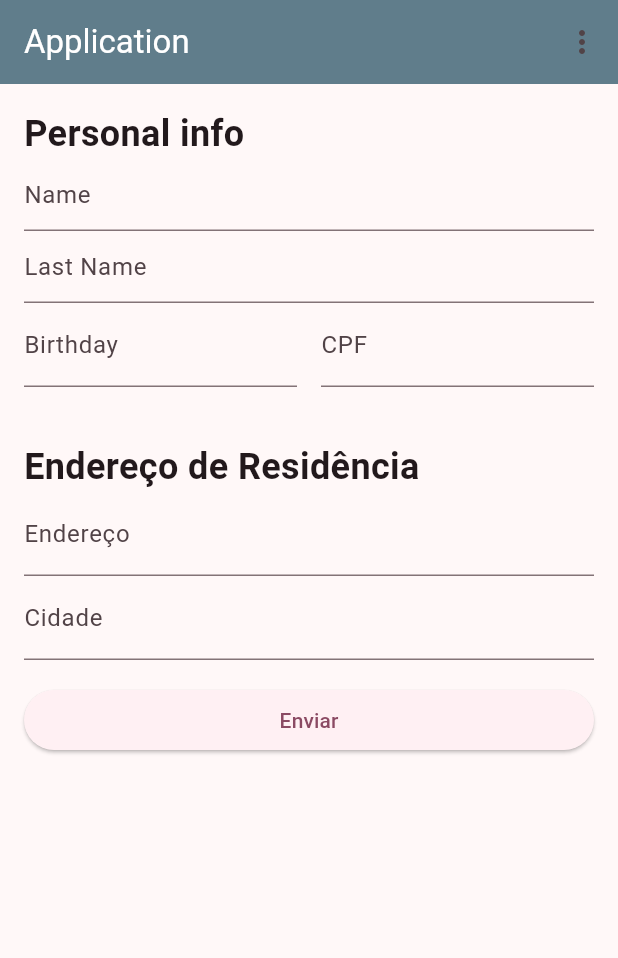
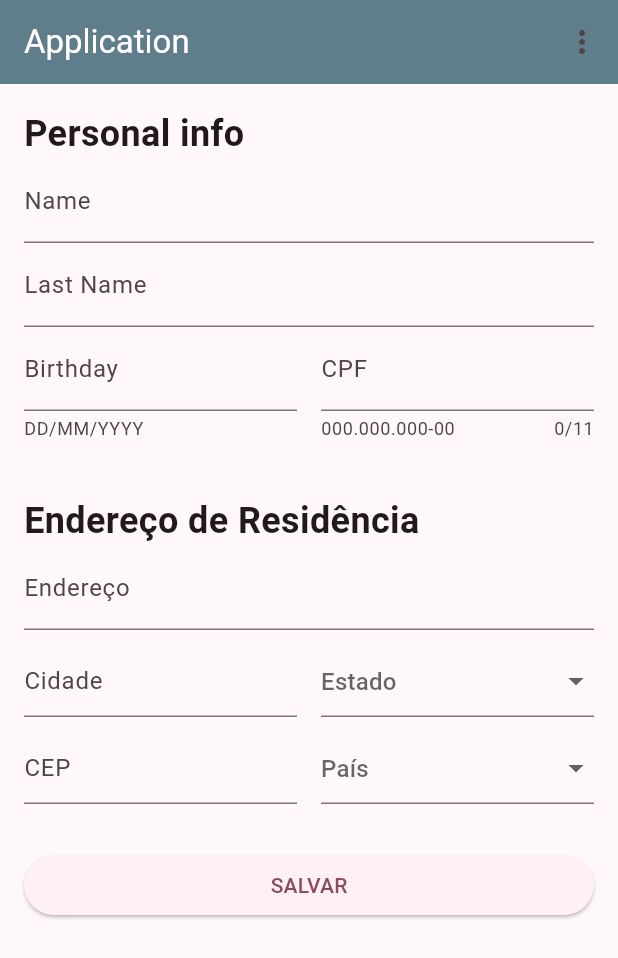
Before and after one commit to maycon-mdrs/desenvolvimento-mobile, a Flutter app: the screen it shows after launch, on a phone screen of 412 x 824 dp. Shown: the top 958 px of the screen. Run offline on Flutter 3.47's test engine with Material 2 defaults, Android fonts, the phone set to English and light mode, and no system bars.

Commit message:
feat: all project 01 - question 02

```diff
--- a/mini_projeto_1_02/lib/main.dart
+++ b/mini_projeto_1_02/lib/main.dart
@@ -1,6 +1,7 @@
 // ignore_for_file: prefer_const_constructors, prefer_const_literals_to_create_immutables
 
 import 'package:flutter/material.dart';
+import 'package:intl/intl.dart';
 
 void main() {
   runApp(const MyApp());
@@ -38,15 +39,36 @@ class _MyHomePageState extends State<MyHomePage> {
   String _cpf = '';
   String _address = '';
   String _city = '';
-  late DateTime _birthday;
+  DateTime _dataSelecionada = DateTime.now();
 
-  final List<String> states = [
-    'RN',
-    'RJ',
-    'RS'
-  ]; // Adicione os estados desejados
-  final List<String> countries = ['BRASIL']; // Adicione os países desejados
+  final _dataSelcionadaController = TextEditingController();
 
+  List<DropdownMenuItem> states = [
+    DropdownMenuItem(value: 'RN', child: Text('RN')),
+    DropdownMenuItem(value: 'RJ', child: Text('RJ')),
+    DropdownMenuItem(value: 'RS', child: Text('RS')),
+  ];
+
+  List<DropdownMenuItem> countries = [
+    DropdownMenuItem(value: 'BRASIL', child: Text('BRASIL')),
+    DropdownMenuItem(value: 'USA', child: Text('USA')),
+  ];
+
+  _showDatePicker() {
+      showDatePicker(
+              context: context,
+              initialDate: DateTime.now(),
+              firstDate: DateTime.now(),
+              lastDate: DateTime(2024))
+          .then((pickedDate) {
+        if (pickedDate == null) {
+          return;
+        }
+        setState(() {
+          _dataSelcionadaController.text = DateFormat('dd/MM/y').format(pickedDate);
+        });
+      });
+    }
   @override
   Widget build(BuildContext context) {
     return Scaffold(
@@ -81,13 +103,13 @@ class _MyHomePageState extends State<MyHomePage> {
               style: TextStyle(fontSize: 24.0, fontWeight: FontWeight.bold),
             ),
             TextFormField(
-              decoration: InputDecoration(hintText: 'Name'),
+              decoration: InputDecoration(labelText: 'Name'),
               onSaved: (value) {
                 _firstName = value!;
               },
             ),
             TextFormField(
-              decoration: InputDecoration(hintText: 'Last Name'),
+              decoration: InputDecoration(labelText: 'Last Name'),
               onSaved: (value) {
                 _lastName = value!;
               },
@@ -96,25 +118,23 @@ class _MyHomePageState extends State<MyHomePage> {
               children: [
                 Expanded(
                     child: Column(children: [
-                  TextField(
-                      decoration: InputDecoration(labelText: "Birthday"),
+                  TextFormField(
+                      decoration: InputDecoration(labelText: "Birthday", helperText: "DD/MM/YYYY"),
                       readOnly: true,
-                      onTap: () async {
-                        DateTime? pickedDate = await showDatePicker(
-                            context: context,
-                            initialDate: DateTime.now(),
-                            firstDate: DateTime(2000),
-                            lastDate: DateTime(2101));
-                      })
+                      onTap: _showDatePicker,
+                      controller: _dataSelcionadaController,
+                  )
                 ])),
 
                 SizedBox(width: 16.0),
                 Expanded(
                   child: TextFormField(
-                    decoration: InputDecoration(labelText: 'CPF'),
+                    decoration: InputDecoration(labelText: 'CPF', helperText: '000.000.000-00'),
                     onSaved: (value) {
                       _cpf = value!;
                     },
+                    keyboardType: TextInputType.number,
+                    maxLength: 11,
                   ),
                 ),
               ],
@@ -130,25 +150,56 @@ class _MyHomePageState extends State<MyHomePage> {
                 _address = value!;
               },
             ),
-            TextFormField(
-              decoration: InputDecoration(labelText: 'Cidade'),
-              onSaved: (value) {
-                _city = value!;
-              },
+            SizedBox(height: 10.0),
+            Row(
+              children: [
+                Expanded(
+                  child: TextFormField(
+                    decoration: InputDecoration(hintText: 'Cidade'),
+                    onSaved: (value) {
+                      _city = value!;
+                    },
+                  ),
+                ),
+                SizedBox(width: 16.0),
+                Expanded(
+                    child:
+                    DropdownButtonFormField(
+                      items: states,
+                      onChanged: (value) => {},
+                      itemHeight: 70,
+                      decoration: InputDecoration(hintText: 'Estado'),
+                    )),
+              ],
             ),
-            SizedBox(height: 16.0),
+            SizedBox(height: 10.0),
+            Row(
+              children: [
+                Expanded(
+                  child: TextFormField(
+                    decoration: InputDecoration(hintText: 'CEP', counterText: ''),
+                    onSaved: (value) {
+                      _city = value!;
+                    },
+                    keyboardType: TextInputType.number,
+                    maxLength: 9,
+                  ),
+                ),
+                SizedBox(width: 16.0),
+                Expanded(
+                    child:
+                    DropdownButtonFormField(
+                      items: countries,
+                      onChanged: (value) => {},
+                      itemHeight: 70,
+                      decoration: InputDecoration(hintText: 'País'),
+                    )),
+              ],
+            ),
+            SizedBox(height: 30),
             ElevatedButton(
-              onPressed: () {
-                if (Form.of(context).validate()) {
-                  Form.of(context).save();
-                  // Faça algo com os dados
-                  print('Nome: $_firstName $_lastName');
-                  print('CPF: $_cpf');
-                  print('Endereço: $_address');
-                  print('Cidade: $_city');
-                }
-              },
-              child: Text('Enviar'),
+              onPressed: () => print('salvar'),
+              child: Text('SALVAR'),
             ),
           ],
         ),
--- a/mini_projeto_1_02/pubspec.yaml
+++ b/mini_projeto_1_02/pubspec.yaml
@@ -35,6 +35,7 @@ dependencies:
   # The following adds the Cupertino Icons font to your application.
   # Use with the CupertinoIcons class for iOS style icons.
   cupertino_icons: ^1.0.2
+  intl: ^0.18.1
 
 dev_dependencies:
   flutter_test:
```
Also changed, not shown: mini_projeto_1_02/pubspec.lock.
